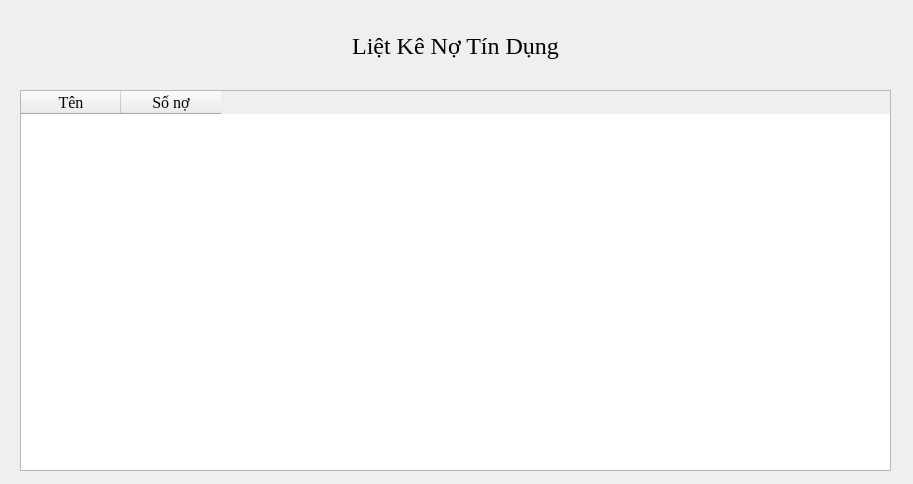
Above: UI/LietKeNoTinDung.ui from hoanghlt/quanlynganhang before the change. Below: the same form after it.
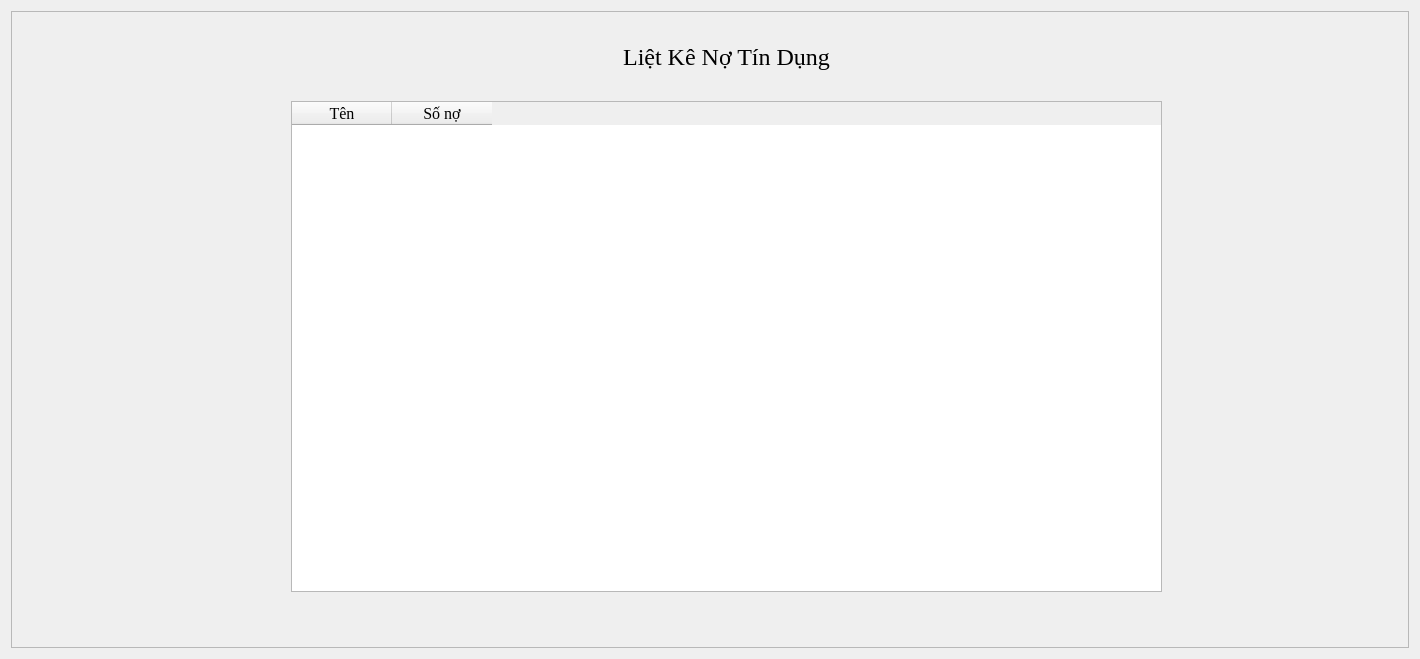
That is the form after the change.

Patch:
```diff
--- a/UI/LietKeNoTinDung.ui
+++ b/UI/LietKeNoTinDung.ui
@@ -6,17 +6,67 @@
    <rect>
     <x>0</x>
     <y>0</y>
-    <width>913</width>
-    <height>484</height>
+    <width>1420</width>
+    <height>659</height>
    </rect>
   </property>
   <property name="windowTitle">
    <string>Dialog</string>
   </property>
+  <layout class="QGridLayout" name="gridLayout">
+   <item row="0" column="0">
+    <widget class="QFrame" name="frame">
+     <property name="frameShape">
+      <enum>QFrame::StyledPanel</enum>
+     </property>
+     <property name="frameShadow">
+      <enum>QFrame::Raised</enum>
+     </property>
+     <widget class="QTableWidget" name="tableWidget">
+      <property name="enabled">
+       <bool>true</bool>
+      </property>
+      <property name="geometry">
+       <rect>
+        <x>280</x>
+        <y>90</y>
+        <width>871</width>
+        <height>491</height>
+       </rect>
+      </property>
+      <property name="font">
+       <font>
+        <family>Times New Roman</family>
+        <pointsize>12</pointsize>
+       </font>
+      </property>
+      <column>
+       <property name="text">
+        <string>Tên</string>
+       </property>
+       <property name="font">
+        <font>
+         <family>Times New Roman</family>
+         <pointsize>12</pointsize>
+        </font>
+       </property>
+      </column>
+      <column>
+       <property name="text">
+        <string>Số nợ</string>
+       </property>
+       <property name="font">
+        <font>
+         <family>Times New Roman</family>
+         <pointsize>12</pointsize>
+        </font>
+       </property>
+      </column>
+     </widget>
   <widget class="QLabel" name="label_4">
    <property name="geometry">
     <rect>
-     <x>0</x>
+        <x>260</x>
      <y>20</y>
      <width>911</width>
      <height>51</height>
@@ -35,47 +85,9 @@
     <set>Qt::AlignCenter</set>
    </property>
   </widget>
-  <widget class="QTableWidget" name="tableWidget">
-   <property name="enabled">
-    <bool>true</bool>
-   </property>
-   <property name="geometry">
-    <rect>
-     <x>20</x>
-     <y>90</y>
-     <width>871</width>
-     <height>381</height>
-    </rect>
-   </property>
-   <property name="font">
-    <font>
-     <family>Times New Roman</family>
-     <pointsize>12</pointsize>
-    </font>
-   </property>
-   <column>
-    <property name="text">
-     <string>Tên</string>
-    </property>
-    <property name="font">
-     <font>
-      <family>Times New Roman</family>
-      <pointsize>12</pointsize>
-     </font>
-    </property>
-   </column>
-   <column>
-    <property name="text">
-     <string>Số nợ</string>
-    </property>
-    <property name="font">
-     <font>
-      <family>Times New Roman</family>
-      <pointsize>12</pointsize>
-     </font>
-    </property>
-   </column>
-  </widget>
+    </widget>
+   </item>
+  </layout>
  </widget>
  <resources/>
  <connections/>
```
Lines whose indentation alone changed are shown as unchanged.
